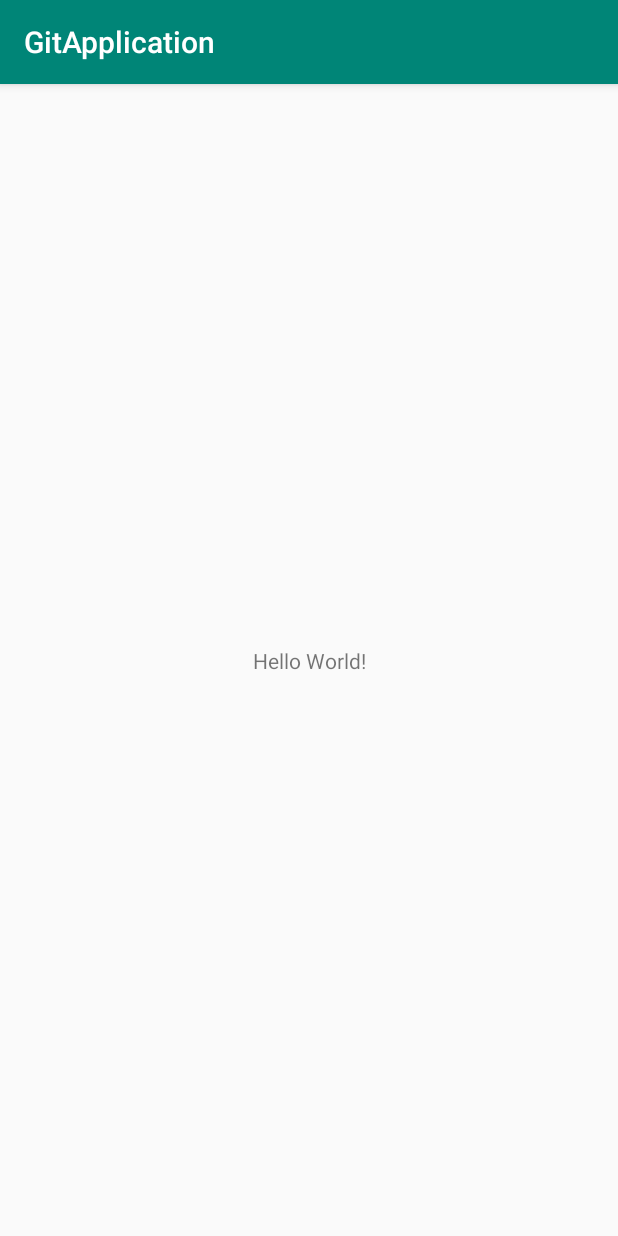
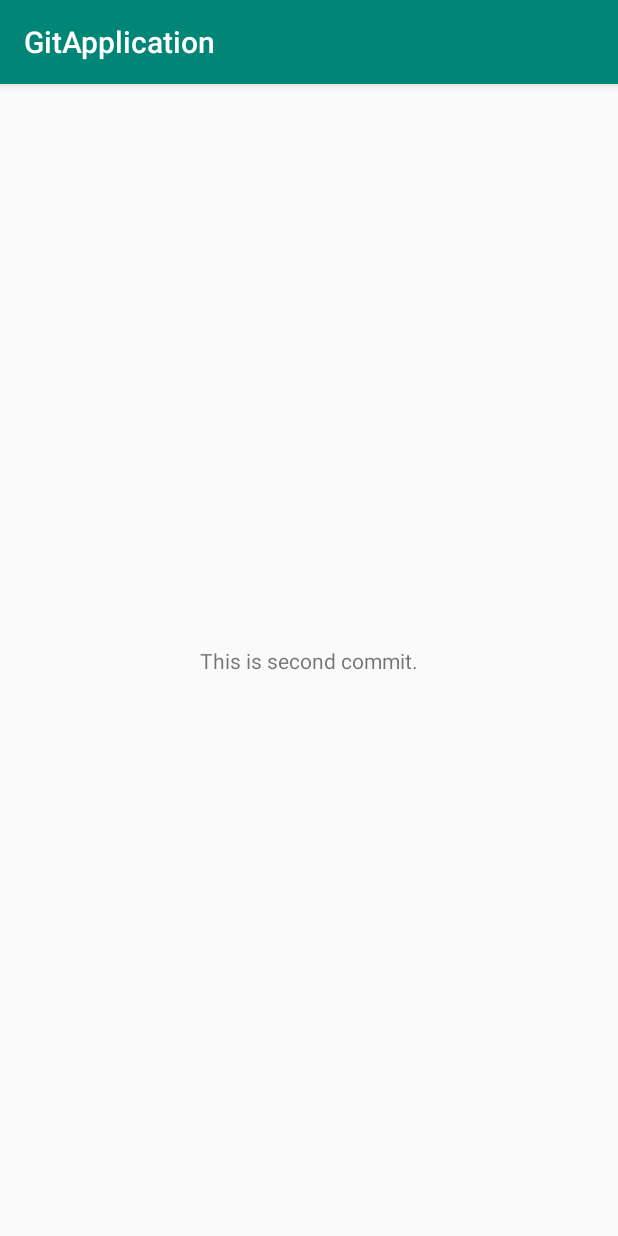
Before and after one commit to JinSmart/gitlearn, an Android app: the screen it shows after launch (MainActivity), on a phone screen of 412 x 824 dp. Run offline under Robolectric (Android 15) with nearby library versions, the phone set to English and light mode, and no system bars.

Commit message:
This is the second commit.

```diff
--- a/app/src/main/res/layout/activity_main.xml
+++ b/app/src/main/res/layout/activity_main.xml
@@ -9,7 +9,7 @@
     <TextView
         android:layout_width="wrap_content"
         android:layout_height="wrap_content"
-        android:text="Hello World!"
+        android:text="This is second commit."
         app:layout_constraintBottom_toBottomOf="parent"
         app:layout_constraintLeft_toLeftOf="parent"
         app:layout_constraintRight_toRightOf="parent"
```
